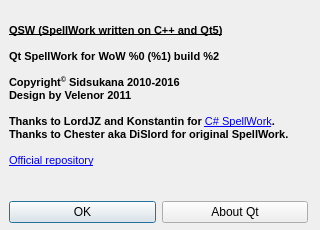
The window that QSW/about.ui (sidsukana/QSpellWork) describes before a commit, drawn with Qt 5.
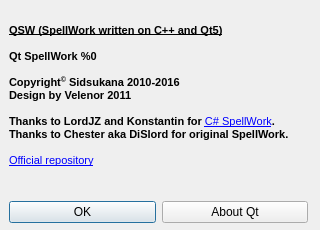
The same window after the commit. Icons and pictures are not drawn.

What changed in the file:
```diff
--- a/QSW/about.ui
+++ b/QSW/about.ui
@@ -51,7 +51,7 @@
 &lt;/style&gt;&lt;/head&gt;&lt;body style=&quot; font-family:'MS Shell Dlg 2'; font-size:8pt; font-weight:400; font-style:normal;&quot;&gt;
 &lt;p style=&quot; margin-top:0px; margin-bottom:0px; margin-left:0px; margin-right:0px; -qt-block-indent:0; text-indent:0px;&quot;&gt;&lt;span style=&quot; font-weight:600; text-decoration: underline;&quot;&gt;QSW (SpellWork written on C++ and Qt5)&lt;/span&gt;&lt;/p&gt;
 &lt;p style=&quot;-qt-paragraph-type:empty; margin-top:0px; margin-bottom:0px; margin-left:0px; margin-right:0px; -qt-block-indent:0; text-indent:0px; font-weight:600;&quot;&gt;&lt;br /&gt;&lt;/p&gt;
-&lt;p style=&quot; margin-top:0px; margin-bottom:0px; margin-left:0px; margin-right:0px; -qt-block-indent:0; text-indent:0px;&quot;&gt;&lt;span style=&quot; font-weight:600;&quot;&gt;Qt SpellWork for WoW %0 (%1) build %2&lt;/span&gt;&lt;/p&gt;
+&lt;p style=&quot; margin-top:0px; margin-bottom:0px; margin-left:0px; margin-right:0px; -qt-block-indent:0; text-indent:0px;&quot;&gt;&lt;span style=&quot; font-weight:600;&quot;&gt;Qt SpellWork %0&lt;/span&gt;&lt;/p&gt;
 &lt;p style=&quot;-qt-paragraph-type:empty; margin-top:0px; margin-bottom:0px; margin-left:0px; margin-right:0px; -qt-block-indent:0; text-indent:0px; font-weight:600;&quot;&gt;&lt;br /&gt;&lt;/p&gt;
 &lt;p style=&quot; margin-top:0px; margin-bottom:0px; margin-left:0px; margin-right:0px; -qt-block-indent:0; text-indent:0px;&quot;&gt;&lt;span style=&quot; font-weight:600;&quot;&gt;Copyright&lt;/span&gt;&lt;span style=&quot; font-weight:600; vertical-align:super;&quot;&gt;©&lt;/span&gt;&lt;span style=&quot; font-weight:600;&quot;&gt; Sidsukana 2010-2016&lt;/span&gt;&lt;/p&gt;
 &lt;p style=&quot; margin-top:0px; margin-bottom:0px; margin-left:0px; margin-right:0px; -qt-block-indent:0; text-indent:0px;&quot;&gt;&lt;span style=&quot; font-weight:600;&quot;&gt;Design by Velenor 2011&lt;/span&gt;&lt;/p&gt;
```
